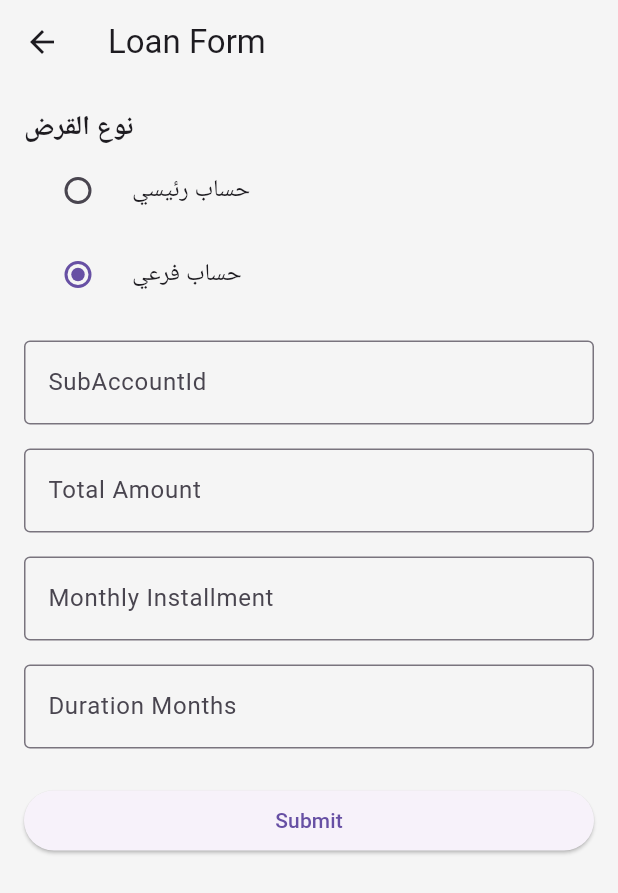
After one commit to ghalia2003/software_engineering_3, a Flutter app: the LoanFormPage screen opened by its route, after a tap on "حساب فرعي", after a tap on "Submit", on a phone screen of 412 x 824 dp. The commit adds this screen. Shown: the top 893 px of the screen. Run offline on Flutter 3.47's test engine with Material 3 defaults, Android fonts, the phone set to English and light mode, and no system bars; our stand-ins replace bloc, dartz, dio, equatable, flutter_bloc, flutter_local_notifications and 4 more; missing offline and left inert: signalr_core; accounts and stored records are empty.

Commit message:
edit project

```diff
--- a/lib/core/utils/ServerLocater.dart
+++ b/lib/core/utils/ServerLocater.dart
@@ -27,6 +27,10 @@ getIt.registerSingleton<AuthRepoImpl>(AuthRepoImpl());
 getIt.registerSingleton<RecommendationsRepo>(RecommendationsRepoImpl());
 
   getIt.registerSingleton<LocalNotificationService>(LocalNotificationService());
+  getIt.registerLazySingleton<TransferRepo>(
+  () => TransferRepoImpl(),
+);
+
   // getIt.registerLazySingleton<TransferRepo>(() => TransferRepoImpl());
   // getIt.registerSingleton<NotificationService>(NotificationService());
 }
--- a/lib/core/utils/app_router.dart
+++ b/lib/core/utils/app_router.dart
@@ -10,12 +10,16 @@ import 'package:flutter_application_12/features/Auth/view/loginscreen.dart';
 import 'package:flutter_application_12/features/Customer_sub_account/controller/sub_account_cubit.dart';
 import 'package:flutter_application_12/features/Customer_sub_account/repo/sub_account_repo.dart';
 import 'package:flutter_application_12/features/Customer_sub_account/view/customer_sub_account_page.dart';
+import 'package:flutter_application_12/features/LoanPage/view/loan_form_page.dart';
 import 'package:flutter_application_12/features/Recommendations/controller/cubit/recommendations_cubit.dart';
 import 'package:flutter_application_12/features/Recommendations/repo/recommendations_repo.dart';
 import 'package:flutter_application_12/features/Recommendations/view/recommendations_screen.dart';
 import 'package:flutter_application_12/features/ticket/controller/cubit/ticket_cubit.dart';
 import 'package:flutter_application_12/features/ticket/repo/repo_ticker.dart';
 import 'package:flutter_application_12/features/ticket/view/ticket.dart';
+import 'package:flutter_application_12/features/transfer/controller/cubit/transfer_cubit.dart';
+import 'package:flutter_application_12/features/transfer/repo/transfer_repo.dart';
+import 'package:flutter_application_12/features/transfer/view/transfer.dart';
 
 import 'package:flutter_bloc/flutter_bloc.dart';
 
@@ -31,6 +35,7 @@ static const SucessOtppage='/SucessOtppage';
 static const CreateTicketpage='/CreateTicketScreen';
 static const AcountPage='/AcountPage';
 static const recomindationPage='/recommendations';
+static const loanPage = '/loanPage';
   static final router = GoRouter(
     initialLocation: '/',
     routes: [
@@ -69,7 +74,24 @@ GoRoute(
     child: const RecommendationsScreen(),
   ),
 ),
+GoRoute(
+  path: '/transfer',
+  builder: (context, state) {
+    return MultiBlocProvider(
+      providers: [
+        BlocProvider(
+          create: (_) => SubAccountCubit(getIt<SubAccountRepo>())..loadHierarchy(),
+        ),
+        BlocProvider(
+          create: (_) => TransferCubit(getIt<TransferRepo>()),
+        ),
+      ],
+      child: const TransferScreen(),
+    );
+  },
+),
 
+GoRoute(path: loanPage, builder: (context, state) => const LoanFormPage()),
     ],
   );
 }
--- a/lib/core/utils/notifications/singlr_servese.dart
+++ b/lib/core/utils/notifications/singlr_servese.dart
@@ -36,7 +36,7 @@ class NotificationService {
 
     _hubConnection = HubConnectionBuilder()
         .withUrl(
-          'http://192.168.1.7:7149/notificationHub',
+          'http://172.20.10.6:7149/notificationHub',
           HttpConnectionOptions(accessTokenFactory: () async => token),
         )
         .withAutomaticReconnect()
--- a/lib/core/utils/static.dart
+++ b/lib/core/utils/static.dart
@@ -1,7 +1,7 @@
 import 'package:flutter/material.dart';
 
 class Static {
-  static String ipconfig = "192.168.1.7:7149";
+  static String ipconfig = "172.20.10.6:7149";
   static String abhayaLibrefont = "AbhayaLibre";
   static String afacadfont = "Afacad";
   static String arialRoundedMTfont = "ArialRoundedMT";
--- /dev/null
+++ b/lib/features/LoanPage/design/loan_strategy.dart
@@ -0,0 +1,9 @@
+abstract class LoanStrategy {
+  Map<String, dynamic> buildLoanData({
+    required String totalAmount,
+    required String monthlyInstallment,
+    required String durationMonths,
+    String? accountId,
+    String? subAccountId,
+  });
+}
--- /dev/null
+++ b/lib/features/LoanPage/design/loan_strategy_factor.dart
@@ -0,0 +1,16 @@
+import 'package:flutter_application_12/features/LoanPage/design/loan_strategy.dart';
+import 'package:flutter_application_12/features/LoanPage/view/loan_form_page.dart';
+
+import 'main_account_loan_strategy.dart';
+import 'sub_account_loan_strategy.dart';
+
+class LoanStrategyFactory {
+  static LoanStrategy create(LoanAccountType type) {
+    switch (type) {
+      case LoanAccountType.main:
+        return MainAccountLoanStrategy();
+      case LoanAccountType.sub:
+        return SubAccountLoanStrategy();
+    }
+  }
+}
--- /dev/null
+++ b/lib/features/LoanPage/design/main_account_loan_strategy.dart
@@ -0,0 +1,20 @@
+import 'loan_strategy.dart';
+
+class MainAccountLoanStrategy implements LoanStrategy {
+  @override
+  Map<String, dynamic> buildLoanData({
+    required String totalAmount,
+    required String monthlyInstallment,
+    required String durationMonths,
+    String? accountId,
+    String? subAccountId,
+  }) {
+    return {
+      "type": "MainAccount",
+      "accountId": accountId,
+      "totalAmount": totalAmount,
+      "monthlyInstallment": monthlyInstallment,
+      "durationMonths": durationMonths,
+    };
+  }
+}
--- /dev/null
+++ b/lib/features/LoanPage/design/sub_account_loan_strategy.dart
@@ -0,0 +1,20 @@
+import 'loan_strategy.dart';
+
+class SubAccountLoanStrategy implements LoanStrategy {
+  @override
+  Map<String, dynamic> buildLoanData({
+    required String totalAmount,
+    required String monthlyInstallment,
+    required String durationMonths,
+    String? accountId,
+    String? subAccountId,
+  }) {
+    return {
+      "type": "SubAccount",
+      "subAccountId": subAccountId,
+      "totalAmount": totalAmount,
+      "monthlyInstallment": monthlyInstallment,
+      "durationMonths": durationMonths,
+    };
+  }
+}
--- /dev/null
+++ b/lib/features/LoanPage/view/loan_form_page.dart
@@ -0,0 +1,142 @@
+import 'package:flutter/material.dart';
+import 'package:flutter_application_12/features/LoanPage/design/loan_strategy_factor.dart';
+
+
+enum LoanAccountType { main, sub }
+
+class LoanFormPage extends StatefulWidget {
+  const LoanFormPage({super.key});
+
+  @override
+  State<LoanFormPage> createState() => _LoanFormPageState();
+}
+
+class _LoanFormPageState extends State<LoanFormPage> {
+  LoanAccountType _selectedType = LoanAccountType.main;
+
+  final TextEditingController accountIdController = TextEditingController();
+  final TextEditingController subAccountIdController = TextEditingController();
+  final TextEditingController totalAmountController = TextEditingController();
+  final TextEditingController monthlyInstallmentController =
+      TextEditingController();
+  final TextEditingController durationMonthsController =
+      TextEditingController();
+
+  @override
+  Widget build(BuildContext context) {
+    return Scaffold(
+      appBar: AppBar(
+  title: const Text('Loan Form'),
+  leading: IconButton(
+    icon: const Icon(Icons.arrow_back),
+    onPressed: () {
+      Navigator.of(context).pop();
+    },
+  ),
+),
+      body: Padding(
+        padding: const EdgeInsets.all(16),
+        child: ListView(
+          children: [
+            const Text(
+              'نوع القرض',
+              style: TextStyle(fontSize: 18, fontWeight: FontWeight.bold),
+            ),
+
+            RadioListTile<LoanAccountType>(
+              title: const Text('حساب رئيسي'),
+              value: LoanAccountType.main,
+              groupValue: _selectedType,
+              onChanged: (value) {
+                setState(() => _selectedType = value!);
+              },
+            ),
+            RadioListTile<LoanAccountType>(
+              title: const Text('حساب فرعي'),
+              value: LoanAccountType.sub,
+              groupValue: _selectedType,
+              onChanged: (value) {
+                setState(() => _selectedType = value!);
+              },
+            ),
+
+            const SizedBox(height: 16),
+
+            if (_selectedType == LoanAccountType.main)
+              TextField(
+                controller: accountIdController,
+                decoration: const InputDecoration(
+                  labelText: 'AccountId',
+                  border: OutlineInputBorder(),
+                ),
+              )
+            else
+              TextField(
+                controller: subAccountIdController,
+                decoration: const InputDecoration(
+                  labelText: 'SubAccountId',
+                  border: OutlineInputBorder(),
+                ),
+              ),
+
+            const SizedBox(height: 16),
+
+            TextField(
+              controller: totalAmountController,
+              keyboardType: TextInputType.number,
+              decoration: const InputDecoration(
+                labelText: 'Total Amount',
+                border: OutlineInputBorder(),
+              ),
+            ),
+
+            const SizedBox(height: 16),
+
+            TextField(
+              controller: monthlyInstallmentController,
+              keyboardType: TextInputType.number,
+              decoration: const InputDecoration(
+                labelText: 'Monthly Installment',
+                border: OutlineInputBorder(),
+              ),
+            ),
+
+            const SizedBox(height: 16),
+
+            TextField(
+              controller: durationMonthsController,
+              keyboardType: TextInputType.number,
+              decoration: const InputDecoration(
+                labelText: 'Duration Months',
+                border: OutlineInputBorder(),
+              ),
+            ),
+
+            const SizedBox(height: 24),
+
+            ElevatedButton(
+              onPressed: () {
+                final strategy =
+                    LoanStrategyFactory.create(_selectedType);
+
+                final data = strategy.buildLoanData(
+                  totalAmount: totalAmountController.text,
+                  monthlyInstallment:
+                      monthlyInstallmentController.text,
+                  durationMonths:
+                      durationMonthsController.text,
+                  accountId: accountIdController.text,
+                  subAccountId:
+                      subAccountIdController.text,
+                );
+
+                debugPrint(data.toString());
+              },
+              child: const Text('Submit'),
+            ),
+          ],
+        ),
+      ),
+    );
+  }
+}
--- a/lib/features/transfer/controller/cubit/transfer_cubit.dart
+++ b/lib/features/transfer/controller/cubit/transfer_cubit.dart
@@ -9,7 +9,7 @@ import 'transfer_state.dart';
 class TransferCubit extends Cubit<TransferState> {
   final TransferRepo repo;
 
-  // ✅ Chain
+
   late final AmountPositiveHandler _chainStart;
 
   TransferCubit(this.repo) : super(TransferInitial()) {
@@ -24,7 +24,7 @@ class TransferCubit extends Cubit<TransferState> {
     required double amount,
     required double? fromBalance,
   }) async {
-    // ✅ validate by chain
+
     final req = TransferRequest(
       fromAccountNumber: fromAccountNumber,
       toAccountNumber: toAccountNumber,
--- a/lib/features/transfer/repo/transfer_repo_impl..dart
+++ b/lib/features/transfer/repo/transfer_repo_impl..dart
@@ -27,7 +27,7 @@ class TransferRepoImpl implements TransferRepo {
 
       if (res['success'] == true) {
         final data = res['data'];
-        // لو الباك يرجع {"message": "..."}
+
         if (data is Map<String, dynamic>) return right(data);
         return right({'message': 'تم التحويل بنجاح'});
       } else {
--- a/lib/features/transfer/strategy/TransferHandler.dart
+++ b/lib/features/transfer/strategy/TransferHandler.dart
@@ -4,7 +4,7 @@ import 'package:flutter_application_12/features/transfer/model/transfermodel.dar
 
 abstract class TransferHandler {
   TransferHandler setNext(TransferHandler handler);
-  String? handle(TransferRequest req); // يرجع error message أو null إذا OK
+  String? handle(TransferRequest req);
 }
 
 abstract class BaseTransferHandler implements TransferHandler {
--- a/lib/main.dart
+++ b/lib/main.dart
@@ -27,9 +27,7 @@ void main() async {
 
   final notificationService = NotificationService();
   notificationService.subscribe(LocalNotificationObserver());
-  // لاحقًا ممكن تضيف:
-  // notificationService.subscribe(LoggerObserver());
-  // notificationService.subscribe(BadgeObserver());
+
 
   if (token != null && token.isNotEmpty) {
     await notificationService.startConnection(token);
```
Also changed, not shown: lib/features/Customer_sub_account/view/CustomerSubAccountWidgets/Customer_Drawewr.dart (+8 -0 lines), lib/features/Customer_sub_account/view/CustomerSubAccountWidgets/customer_sub_account_appbar_icon.dart (+24 -51 lines), lib/features/LoanPage/controller/loan_cubit.dart (added, +46 -0 lines), lib/features/LoanPage/controller/loan_state.dart (added, +16 -0 lines), lib/features/transfer/view/transfer.dart (added, +133 -0 lines).
